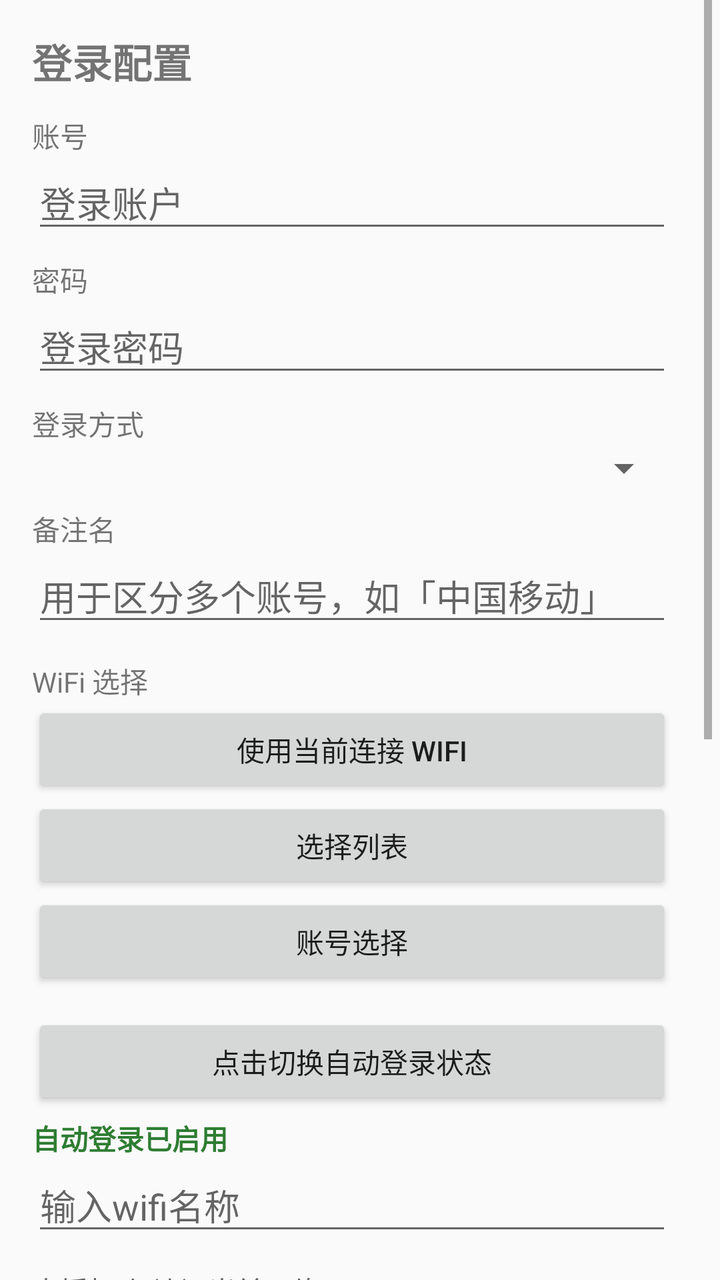
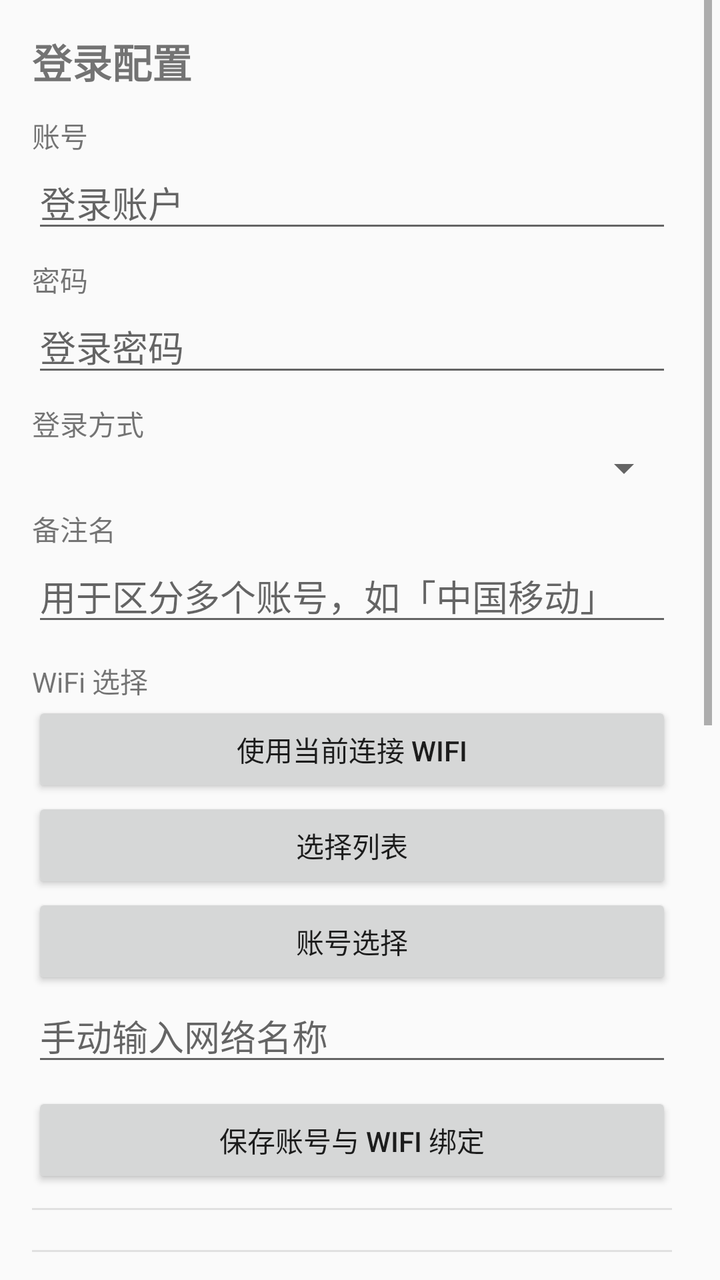

An Android layout rendered at two revisions. The XML below is the earlier revision; the diff shows what the commit changed to produce the second picture.
<!-- AndroidManifest.xml: application theme AppTheme -->
<!-- res/layout/activity_main.xml -->
<?xml version="1.0" encoding="utf-8"?>
<ScrollView xmlns:android="http://schemas.android.com/apk/res/android"
    android:id="@+id/scroll_root"
    android:layout_width="match_parent"
    android:layout_height="match_parent"
    android:clipToPadding="false"
    android:fadeScrollbars="false"
    android:fillViewport="true"
    android:focusable="true"
    android:focusableInTouchMode="true"
    android:scrollbarStyle="insideInset"
    android:scrollbars="vertical"
    android:paddingEnd="4dp"
    android:paddingRight="4dp">

    <LinearLayout
        android:layout_width="match_parent"
        android:layout_height="wrap_content"
        android:orientation="vertical"
        android:padding="16dp">

        <TextView
            android:id="@+id/text_title"
            android:layout_width="match_parent"
            android:layout_height="wrap_content"
            android:text="@string/title_config"
            android:textSize="20sp"
            android:textStyle="bold" />

        
        <TextView
            android:layout_width="match_parent"
            android:layout_height="wrap_content"
            android:layout_marginTop="12dp"
            android:text="@string/label_username" />

        <EditText
            android:id="@+id/edit_username"
            android:layout_width="match_parent"
            android:layout_height="wrap_content"
            android:hint="@string/hint_username"
            android:imeOptions="actionNext"
            android:inputType="text"
            android:maxLines="1" />

        
        <TextView
            android:layout_width="match_parent"
            android:layout_height="wrap_content"
            android:layout_marginTop="8dp"
            android:text="@string/label_password" />

        <EditText
            android:id="@+id/edit_password"
            android:layout_width="match_parent"
            android:layout_height="wrap_content"
            android:hint="@string/hint_password"
            android:imeOptions="actionNext"
            android:inputType="textPassword"
            android:maxLines="1" />

        
        <TextView
            android:layout_width="match_parent"
            android:layout_height="wrap_content"
            android:layout_marginTop="8dp"
            android:text="@string/label_carrier" />

        <Spinner
            android:id="@+id/spinner_carrier"
            android:layout_width="match_parent"
            android:layout_height="wrap_content" />

        
        <TextView
            android:layout_width="match_parent"
            android:layout_height="wrap_content"
            android:layout_marginTop="8dp"
            android:text="@string/label_label" />

        <EditText
            android:id="@+id/edit_label"
            android:layout_width="match_parent"
            android:layout_height="wrap_content"
            android:hint="@string/hint_label"
            android:imeOptions="actionNext"
            android:inputType="text"
            android:maxLines="1" />

        
        <TextView
            android:layout_width="match_parent"
            android:layout_height="wrap_content"
            android:layout_marginTop="12dp"
            android:text="@string/label_wifi" />

        <Button
            android:id="@+id/btn_use_current_wifi"
            android:layout_width="match_parent"
            android:layout_height="wrap_content"
            android:text="@string/btn_use_current_wifi" />

        
        <Button
            android:id="@+id/btn_choose_wifi"
            android:layout_width="match_parent"
            android:layout_height="wrap_content"
            android:text="@string/btn_choose_wifi" />

        
        <Button
            android:id="@+id/btn_choose_account"
            android:layout_width="match_parent"
            android:layout_height="wrap_content"
            android:text="@string/btn_choose_account" />

        
        <Button
            android:id="@+id/btn_toggle_auto_login"
            android:layout_width="match_parent"
            android:layout_height="wrap_content"
            android:layout_marginTop="12dp"
            android:text="@string/btn_toggle_auto_login" />

        <TextView
            android:id="@+id/text_auto_login_status"
            android:layout_width="match_parent"
            android:layout_height="wrap_content"
            android:layout_marginTop="4dp"
            android:text="@string/auto_login_status_enabled"
            android:textColor="@color/auto_login_status_enabled_text"
            android:textStyle="bold" />

        <LinearLayout
            android:id="@+id/ssid_list"
            android:layout_width="match_parent"
            android:layout_height="wrap_content"
            android:orientation="vertical" />

        <EditText
            android:id="@+id/edit_new_ssid"
            android:layout_width="match_parent"
            android:layout_height="wrap_content"
            android:hint="@string/hint_new_ssid"
            android:imeOptions="actionNext"
            android:inputType="text"
            android:maxLines="1" />

        
        <TextView
            android:id="@+id/text_permission_notice"
            android:layout_width="match_parent"
            android:layout_height="wrap_content"
            android:layout_marginTop="12dp"
            android:text="@string/permission_not_shown"
            android:textColor="@color/permission_notice_text" />

        
        <View
            android:id="@+id/divider_permission"
            android:layout_width="match_parent"
            android:layout_height="1dp"
            android:layout_marginTop="10dp"
            android:layout_marginBottom="10dp"
            android:background="@color/permission_divider" />

        <TextView
            android:id="@+id/text_permission_state"
            android:layout_width="match_parent"
            android:layout_height="wrap_content"
            android:text="@string/permission_state_unknown"
            android:textColor="@color/permission_state_denied_text"
            android:textStyle="bold" />

        <Button
            android:id="@+id/btn_request_permission"
            android:layout_width="match_parent"
            android:layout_height="wrap_content"
            android:text="@string/btn_request_permission" />

        
        <Button
            android:id="@+id/btn_save"
            android:layout_width="match_parent"
            android:layout_height="wrap_content"
            android:layout_marginTop="8dp"
            android:text="@string/btn_save" />

        
        <TextView
            android:id="@+id/text_status"
            android:layout_width="match_parent"
            android:layout_height="wrap_content"
            android:layout_marginTop="8dp"
            android:text="@string/status_initial" />

        
        <Button
            android:id="@+id/btn_login_now"
            android:layout_width="match_parent"
            android:layout_height="wrap_content"
            android:text="@string/btn_login_now" />

        
        <TextView
            android:layout_width="match_parent"
            android:layout_height="wrap_content"
            android:layout_marginTop="12dp"
            android:text="@string/label_portal" />

        <EditText
            android:id="@+id/edit_portal"
            android:layout_width="match_parent"
            android:layout_height="wrap_content"
            android:hint="@string/hint_portal"
            android:imeOptions="actionDone"
            android:inputType="textUri"
            android:maxLines="1" />

        
        <TextView
            android:id="@+id/text_portal_status"
            android:layout_width="match_parent"
            android:layout_height="wrap_content"
            android:layout_marginTop="4dp"
            android:text="@string/portal_status_unsaved"
            android:textColor="@color/portal_status_unsaved_text"
            android:textStyle="bold" />

        

        <Button
            android:id="@+id/btn_save_portal"            android:layout_width="match_parent"
            android:layout_height="wrap_content"
            android:text="@string/btn_save_portal" />

        
        <Button
            android:id="@+id/btn_log"
            android:layout_width="match_parent"
            android:layout_height="wrap_content"
            android:layout_marginTop="18dp"
            android:text="@string/btn_log" />

    </LinearLayout>
</ScrollView>
<!-- resources referenced by this layout -->
<resources>
  <color name="auto_login_status_enabled_text">#FF2E7D32</color>
  <color name="permission_divider">#FFE0E0E0</color>
  <color name="permission_notice_text">#FF616161</color>
  <color name="permission_state_denied_text">#FFC62828</color>
  <color name="portal_status_unsaved_text">#FFC62828</color>
  <string name="auto_login_status_enabled">自动登录已启用</string>
  <string name="btn_choose_account">账号选择</string>
  <string name="btn_choose_wifi">选择列表</string>
  <string name="btn_log">日志</string>
  <string name="btn_login_now">立即登录</string>
  <string name="btn_request_permission">申请「位置信息」权限</string>
  <string name="btn_save">保存账号与 WiFi 绑定</string>
  <string name="btn_save_portal">保存门户地址</string>
  <string name="btn_toggle_auto_login">点击切换自动登录状态</string>
  <string name="btn_use_current_wifi">使用当前连接 wifi</string>
  <string name="hint_label">用于区分多个账号，如「中国移动」</string>
  <string name="hint_new_ssid">输入wifi名称</string>
  <string name="hint_password">登录密码</string>
  <string name="hint_portal">如 202.194.116.116</string>
  <string name="hint_username">登录账户</string>
  <string name="label_carrier">登录方式</string>
  <string name="label_label">备注名</string>
  <string name="label_password">密码</string>
  <string name="label_portal">网络门户地址</string>
  <string name="label_username">账号</string>
  <string name="label_wifi">WiFi 选择</string>
  <string name="permission_not_shown">未授权,仅访问当前网络</string>
  <string name="permission_state_unknown">未授权</string>
  <string name="portal_status_unsaved">尚未保存地址</string>
  <string name="status_initial">尚未登录</string>
  <string name="title_config">登录配置</string>
  <style name="AppTheme" parent="@android:style/Theme.Material.Light">
          <item name="android:windowNoTitle">false</item>
          
          <item name="android:windowLayoutInDisplayCutoutMode">never</item>
      </style>
</resources>

<!-- the commit's change to res/layout/activity_main.xml (unified diff, before → after) -->
@@ -114,23 +114,6 @@
             android:layout_height="wrap_content"
             android:text="@string/btn_choose_account" />
 
-        
-        <Button
-            android:id="@+id/btn_toggle_auto_login"
-            android:layout_width="match_parent"
-            android:layout_height="wrap_content"
-            android:layout_marginTop="12dp"
-            android:text="@string/btn_toggle_auto_login" />
-
-        <TextView
-            android:id="@+id/text_auto_login_status"
-            android:layout_width="match_parent"
-            android:layout_height="wrap_content"
-            android:layout_marginTop="4dp"
-            android:text="@string/auto_login_status_enabled"
-            android:textColor="@color/auto_login_status_enabled_text"
-            android:textStyle="bold" />
-
         <LinearLayout
             android:id="@+id/ssid_list"
             android:layout_width="match_parent"
@@ -147,23 +130,57 @@
             android:maxLines="1" />
 
         
-        <TextView
-            android:id="@+id/text_permission_notice"
-            android:layout_width="match_parent"
-            android:layout_height="wrap_content"
-            android:layout_marginTop="12dp"
-            android:text="@string/permission_not_shown"
-            android:textColor="@color/permission_notice_text" />
+        <Button
+            android:id="@+id/btn_save"
+            android:layout_width="match_parent"
+            android:layout_height="wrap_content"
+            android:layout_marginTop="8dp"
+            android:text="@string/btn_save" />
 
         
         <View
-            android:id="@+id/divider_permission"
+            android:id="@+id/divider_save"
             android:layout_width="match_parent"
             android:layout_height="1dp"
             android:layout_marginTop="10dp"
             android:layout_marginBottom="10dp"
             android:background="@color/permission_divider" />
 
+        
+        <View
+            android:id="@+id/divider_permission"
+            android:layout_width="match_parent"
+            android:layout_height="1dp"
+            android:layout_marginTop="10dp"
+            android:layout_marginBottom="10dp"
+            android:background="@color/permission_divider" />
+
+        
+        <TextView
+            android:id="@+id/text_permission_notice"
+            android:layout_width="match_parent"
+            android:layout_height="wrap_content"
+            android:layout_marginTop="12dp"
+            android:text="@string/permission_not_shown"
+            android:textColor="@color/permission_notice_text" />
+
+        
+        <Button
+            android:id="@+id/btn_toggle_auto_login"
+            android:layout_width="match_parent"
+            android:layout_height="wrap_content"
+            android:layout_marginTop="12dp"
+            android:text="@string/btn_toggle_auto_login" />
+
+        <TextView
+            android:id="@+id/text_auto_login_status"
+            android:layout_width="match_parent"
+            android:layout_height="wrap_content"
+            android:layout_marginTop="4dp"
+            android:text="@string/auto_login_status_enabled"
+            android:textColor="@color/auto_login_status_enabled_text"
+            android:textStyle="bold" />
+
         <TextView
             android:id="@+id/text_permission_state"
             android:layout_width="match_parent"
@@ -177,14 +194,6 @@
             android:layout_width="match_parent"
             android:layout_height="wrap_content"
             android:text="@string/btn_request_permission" />
-
-        
-        <Button
-            android:id="@+id/btn_save"
-            android:layout_width="match_parent"
-            android:layout_height="wrap_content"
-            android:layout_marginTop="8dp"
-            android:text="@string/btn_save" />
 
         
         <TextView
<!-- resource entries referenced after the edit -->
@@ -16,7 +16,7 @@
   <string name="btn_toggle_auto_login">点击切换自动登录状态</string>
   <string name="btn_use_current_wifi">使用当前连接 wifi</string>
   <string name="hint_label">用于区分多个账号，如「中国移动」</string>
-  <string name="hint_new_ssid">输入wifi名称</string>
+  <string name="hint_new_ssid">手动输入网络名称</string>
   <string name="hint_password">登录密码</string>
   <string name="hint_portal">如 202.194.116.116</string>
   <string name="hint_username">登录账户</string>
